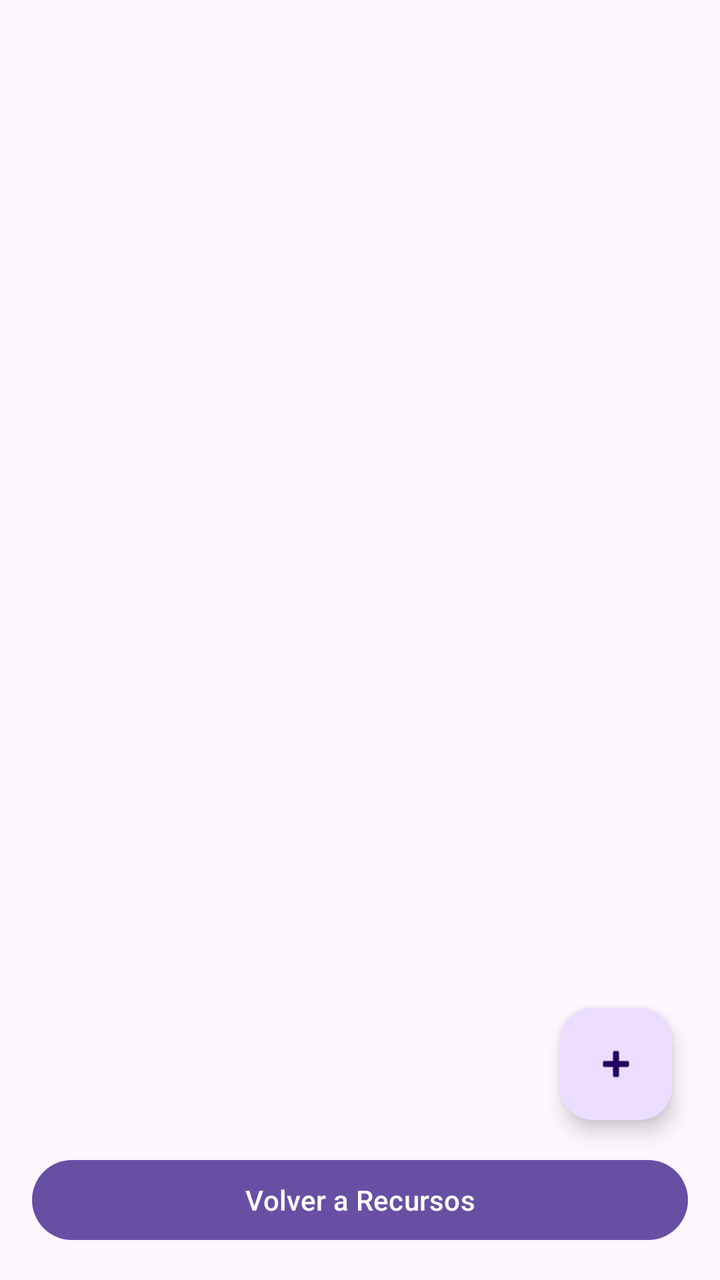
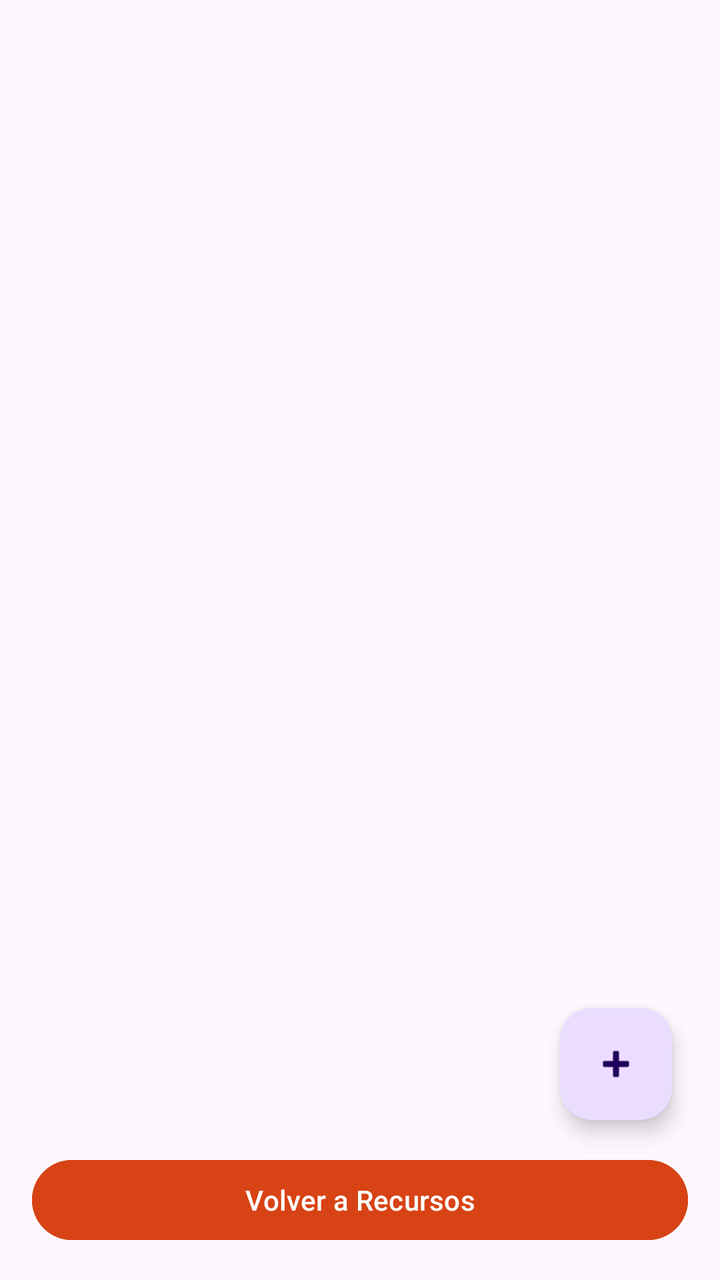

Screens rendered from an Android XML layout before and after an edit, with the pre-edit source and the edit as a unified diff.
<!-- AndroidManifest.xml: application theme Theme.QuestApp -->
<!-- res/layout/activity_reglas.xml -->
<?xml version="1.0" encoding="utf-8"?>
<androidx.constraintlayout.widget.ConstraintLayout
    xmlns:android="http://schemas.android.com/apk/res/android"
    xmlns:app="http://schemas.android.com/apk/res-auto"
    android:layout_width="match_parent"
    android:layout_height="match_parent">

    
    <androidx.recyclerview.widget.RecyclerView
        android:id="@+id/rvReglas"
        android:layout_width="0dp"
        android:layout_height="0dp"
        android:layout_marginBottom="8dp"
        app:layout_constraintTop_toTopOf="parent"
        app:layout_constraintBottom_toTopOf="@id/btnVolverReglas"
        app:layout_constraintEnd_toEndOf="parent"
        app:layout_constraintStart_toStartOf="parent" />

    
    <Button
        android:id="@+id/btnVolverReglas"
        android:layout_width="0dp"
        android:layout_height="wrap_content"
        android:layout_margin="16dp"
        android:text="Volver a Recursos"
        app:layout_constraintBottom_toBottomOf="parent"
        app:layout_constraintEnd_toEndOf="parent"
        app:layout_constraintStart_toStartOf="parent" />

    
    <com.google.android.material.floatingactionbutton.FloatingActionButton
        android:id="@+id/fabAddRegla"
        android:layout_width="wrap_content"
        android:layout_height="wrap_content"
        android:layout_marginEnd="24dp"
        android:layout_marginBottom="80dp"
        android:src="@android:drawable/ic_input_add"
        app:layout_constraintBottom_toBottomOf="parent"
        app:layout_constraintEnd_toEndOf="parent" />

</androidx.constraintlayout.widget.ConstraintLayout>
<!-- resources referenced by this layout -->
<resources>
  <style name="Theme.QuestApp" parent="Theme.Material3.DayNight.NoActionBar">
      </style>
</resources>

<!-- the commit's change to res/layout/activity_reglas.xml (unified diff, before → after) -->
@@ -5,21 +5,23 @@
     android:layout_width="match_parent"
     android:layout_height="match_parent">
 
-    
+
     <androidx.recyclerview.widget.RecyclerView
         android:id="@+id/rvReglas"
         android:layout_width="0dp"
         android:layout_height="0dp"
         android:layout_marginBottom="8dp"
+
         app:layout_constraintTop_toTopOf="parent"
         app:layout_constraintBottom_toTopOf="@id/btnVolverReglas"
         app:layout_constraintEnd_toEndOf="parent"
         app:layout_constraintStart_toStartOf="parent" />
 
-    
+
     <Button
         android:id="@+id/btnVolverReglas"
         android:layout_width="0dp"
+        android:backgroundTint="#D84315"
         android:layout_height="wrap_content"
         android:layout_margin="16dp"
         android:text="Volver a Recursos"
@@ -27,7 +29,7 @@
         app:layout_constraintEnd_toEndOf="parent"
         app:layout_constraintStart_toStartOf="parent" />
 
-    
+
     <com.google.android.material.floatingactionbutton.FloatingActionButton
         android:id="@+id/fabAddRegla"
         android:layout_width="wrap_content"
